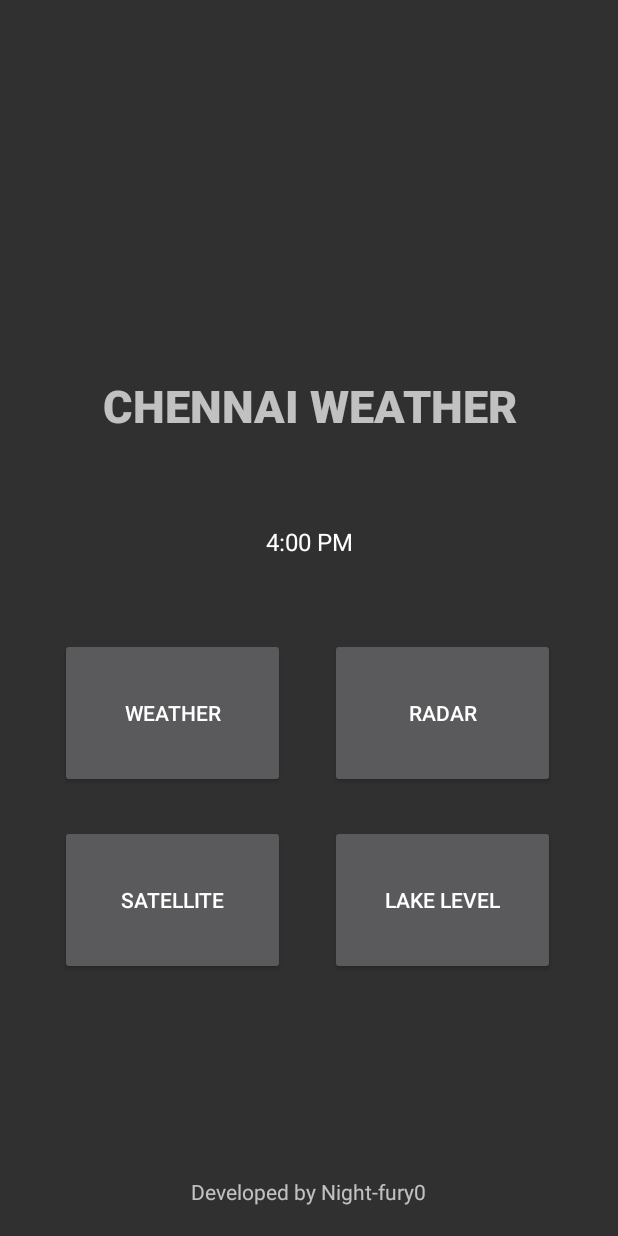
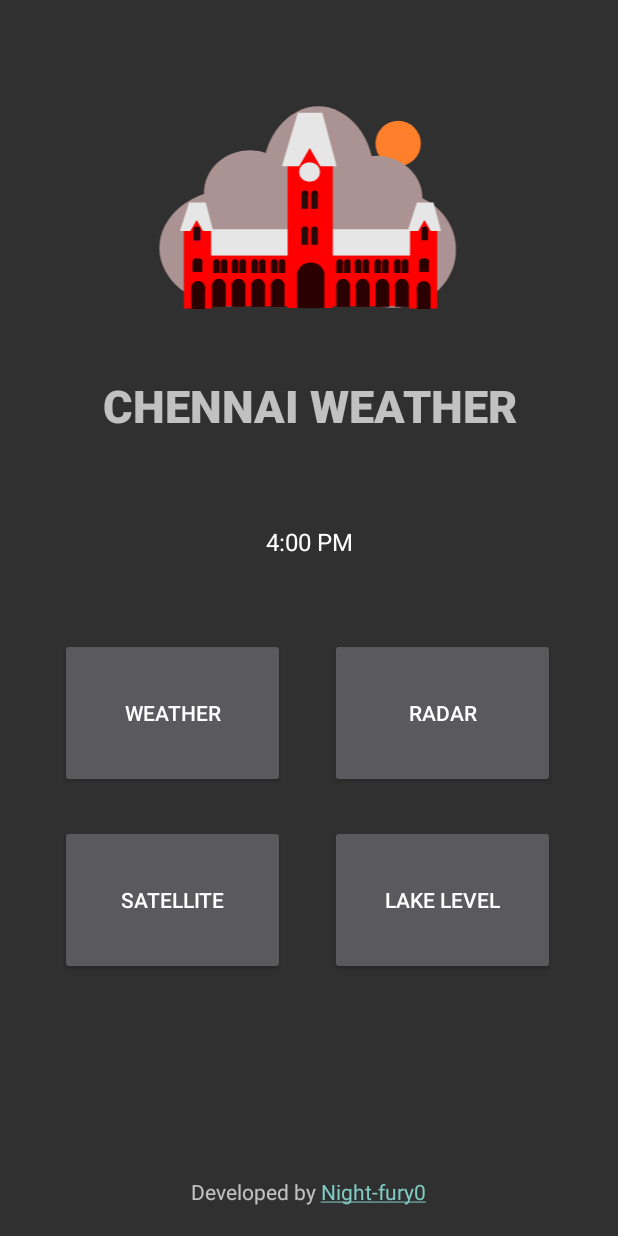
Before and after one commit to Night-fury0/chennai-weather-android-app, an Android app built with Jetpack Compose: the screen it shows after launch (MainActivity), on a phone screen of 412 x 824 dp. Run offline under Robolectric (Android 15) with nearby library versions, the light colour scheme and no system bars.

Commit message:
icon updated

```diff
--- a/TrialApplication/app/src/main/AndroidManifest.xml
+++ b/TrialApplication/app/src/main/AndroidManifest.xml
@@ -8,7 +8,7 @@
         android:allowBackup="true"
         android:dataExtractionRules="@xml/data_extraction_rules"
         android:fullBackupContent="@xml/backup_rules"
-        android:icon="@mipmap/ic_launcher"
+        android:icon="@drawable/app_icon_square"
         android:label="@string/app_name"
         android:roundIcon="@mipmap/ic_launcher_round"
         android:supportsRtl="true"
--- a/TrialApplication/app/src/main/java/com/example/trialapplication/MainActivity.kt
+++ b/TrialApplication/app/src/main/java/com/example/trialapplication/MainActivity.kt
@@ -2,7 +2,9 @@ package com.example.trialapplication
 
 import android.content.Intent
 import android.os.Bundle
+import android.text.method.LinkMovementMethod
 import android.widget.Button
+import android.widget.TextView
 import androidx.activity.ComponentActivity
 
 class MainActivity : ComponentActivity() {
@@ -10,6 +12,8 @@ class MainActivity : ComponentActivity() {
     override fun onCreate(savedInstanceState: Bundle?) {
         super.onCreate(savedInstanceState)
         setContentView(R.layout.primary);
+        val developerTextView = findViewById<TextView>(R.id.developerTextView)
+        developerTextView.movementMethod = LinkMovementMethod.getInstance()
         val weatherButton = findViewById<Button>(R.id.weatherButton);
         val radarButton = findViewById<Button>(R.id.radarButton);
         val satelliteButton = findViewById<Button>(R.id.satelliteButton);
--- /dev/null
+++ b/TrialApplication/app/src/main/res/drawable/app_icon_square.xml
@@ -0,0 +1,367 @@
+<vector xmlns:android="http://schemas.android.com/apk/res/android"
+    android:width="210dp"
+    android:height="210dp"
+    android:viewportWidth="210"
+    android:viewportHeight="210">
+  <path
+      android:pathData="M2.66,128.98a50.09,40.2 0,1 0,100.18 0a50.09,40.2 0,1 0,-100.18 0z"
+      android:strokeWidth="0.358538"
+      android:fillColor="#ac9393"/>
+  <path
+      android:pathData="M119.54,48.01m-0.07,0a0.07,0.07 0,1 1,0.14 0a0.07,0.07 0,1 1,-0.14 0"
+      android:strokeWidth="0.373965"
+      android:fillColor="#000000"
+      android:strokeColor="#000000"/>
+  <path
+      android:pathData="M19.43,116.96h19.26v53.51h-19.26z"
+      android:strokeWidth="0.373965"
+      android:fillColor="#ff0000"/>
+  <path
+      android:pathData="M33.24,91.32a31.6,29.42 0,1 0,63.21 0a31.6,29.42 0,1 0,-63.21 0z"
+      android:strokeWidth="0.373965"
+      android:fillColor="#ac9393"/>
+  <path
+      android:pathData="M120.11,130.16a43.03,39.23 0,1 0,86.05 0a43.03,39.23 0,1 0,-86.05 0z"
+      android:strokeWidth="0.482488"
+      android:fillColor="#ac9393"/>
+  <path
+      android:pathData="M166.55,57.29m-15.55,0a15.55,15.55 0,1 1,31.1 0a15.55,15.55 0,1 1,-31.1 0"
+      android:strokeWidth="0.373965"
+      android:fillColor="#ff7f2a"/>
+  <path
+      android:pathData="M120,95.06a31.6,29.42 0,1 0,63.21 0a31.6,29.42 0,1 0,-63.21 0z"
+      android:strokeWidth="0.373965"
+      android:fillColor="#ac9393"/>
+  <path
+      android:pathData="M174.09,116.96h19.26v53.51h-19.26z"
+      android:strokeWidth="0.373965"
+      android:fillColor="#ff0000"/>
+  <path
+      android:pathData="M73.45,79.38a38.25,47.57 0,1 0,76.5 0a38.25,47.57 0,1 0,-76.5 0z"
+      android:strokeWidth="0.406935"
+      android:fillColor="#ac9393"/>
+  <path
+      android:pathData="M36.25,134.04h146.7v35h-146.7z"
+      android:strokeWidth="0.373965"
+      android:fillColor="#ff0000"/>
+  <path
+      android:pathData="M38.2,116.19h136.49v17.94h-136.49z"
+      android:strokeWidth="0.373965"
+      android:fillColor="#e6e6e6"/>
+  <path
+      android:pathData="M90.67,72.61h31.05v97.52h-31.05z"
+      android:strokeWidth="0.400212"
+      android:fillColor="#ff0000"/>
+  <path
+      android:pathData="m16.76,117.31h22.9L34.42,97.76H23.09Z"
+      android:strokeWidth="0.373965"
+      android:fillColor="#e6e6e6"/>
+  <path
+      android:pathData="m173.08,117.31h22.9l-5.24,-19.55h-11.33z"
+      android:strokeWidth="0.373965"
+      android:fillColor="#e6e6e6"/>
+  <path
+      android:pathData="m86.76,72.94h37.57L114.46,36.12H97.69Z"
+      android:strokeWidth="0.373965"
+      android:fillColor="#e6e6e6"/>
+  <path
+      android:pathData="m34.15,120.06 l-11.77,0 5.88,-10.19z"
+      android:strokeWidth="0.37"
+      android:fillColor="#ff0000"/>
+  <path
+      android:pathData="m190.47,120.06 l-11.77,0 5.88,-10.19z"
+      android:strokeWidth="0.37"
+      android:fillColor="#ff0000"/>
+  <path
+      android:pathData="m118.44,82.19 l-25.23,0 12.62,-21.85z"
+      android:strokeWidth="0.37"
+      android:fillColor="#ff0000"/>
+  <path
+      android:pathData="M98.52,76.83a7.21,6.73 0,1 0,14.42 0a7.21,6.73 0,1 0,-14.42 0z"
+      android:strokeWidth="0.348648"
+      android:fillColor="#e6e6e6"/>
+  <path
+      android:pathData="M26.15,116.23h4.48v7.5h-4.48z"
+      android:strokeWidth="0.362614"
+      android:fillColor="#0000ff"/>
+  <path
+      android:pathData="M28.44,116.57m-2.2,0a2.2,2.2 0,1 1,4.39 0a2.2,2.2 0,1 1,-4.39 0"
+      android:strokeWidth="0.361999"
+      android:fillColor="#2b0000"/>
+  <path
+      android:pathData="M26.15,116.23h4.48v7.5h-4.48z"
+      android:strokeWidth="0.362614"
+      android:fillColor="#280b0b"/>
+  <path
+      android:pathData="M184.76,116.57m-2.2,0a2.2,2.2 0,1 1,4.39 0a2.2,2.2 0,1 1,-4.39 0"
+      android:strokeWidth="0.361999"
+      android:fillColor="#2b0000"/>
+  <path
+      android:pathData="M182.47,116.23h4.48v7.5h-4.48z"
+      android:strokeWidth="0.362614"
+      android:fillColor="#2b0000"/>
+  <path
+      android:pathData="M97.2,147.47h18.68v22.78h-18.68z"
+      android:strokeWidth="0.324649"
+      android:fillColor="#2b0000"/>
+  <path
+      android:pathData="M97.21,147.48a9.38,8.47 0,1 0,18.77 0a9.38,8.47 0,1 0,-18.77 0z"
+      android:strokeWidth="0.393615"
+      android:fillColor="#2b0000"/>
+  <path
+      android:pathData="M102.49,116.57m-2.2,0a2.2,2.2 0,1 1,4.39 0a2.2,2.2 0,1 1,-4.39 0"
+      android:strokeWidth="0.361999"
+      android:fillColor="#2b0000"/>
+  <path
+      android:pathData="M100.19,116.23h4.48v10.55h-4.48z"
+      android:strokeWidth="0.429985"
+      android:fillColor="#280b0b"/>
+  <path
+      android:pathData="M109.22,116.57m-2.2,0a2.2,2.2 0,1 1,4.39 0a2.2,2.2 0,1 1,-4.39 0"
+      android:strokeWidth="0.361999"
+      android:fillColor="#2b0000"/>
+  <path
+      android:pathData="M106.93,116.23h4.48v10.55h-4.48z"
+      android:strokeWidth="0.429985"
+      android:fillColor="#280b0b"/>
+  <path
+      android:pathData="M102.49,91.89m-2.2,0a2.2,2.2 0,1 1,4.39 0a2.2,2.2 0,1 1,-4.39 0"
+      android:strokeWidth="0.361999"
+      android:fillColor="#2b0000"/>
+  <path
+      android:pathData="M100.19,91.55h4.48v10.55h-4.48z"
+      android:strokeWidth="0.429985"
+      android:fillColor="#280b0b"/>
+  <path
+      android:pathData="M109.22,91.89m-2.2,0a2.2,2.2 0,1 1,4.39 0a2.2,2.2 0,1 1,-4.39 0"
+      android:strokeWidth="0.361999"
+      android:fillColor="#2b0000"/>
+  <path
+      android:pathData="M106.93,91.55h4.48v10.55h-4.48z"
+      android:strokeWidth="0.429985"
+      android:fillColor="#280b0b"/>
+  <path
+      android:pathData="M124.07,154.15h9.4v15.22h-9.4z"
+      android:strokeWidth="0.373965"
+      android:fillColor="#2b0000"/>
+  <path
+      android:pathData="M137.54,154.15h9.4v15.22h-9.4z"
+      android:strokeWidth="0.373965"
+      android:fillColor="#2b0000"/>
+  <path
+      android:pathData="M151,154.15h9.4v15.22h-9.4z"
+      android:strokeWidth="0.373965"
+      android:fillColor="#2b0000"/>
+  <path
+      android:pathData="M164.46,154.15h9.4v15.22h-9.4z"
+      android:strokeWidth="0.373965"
+      android:fillColor="#2b0000"/>
+  <path
+      android:pathData="M38.81,154.15h9.4v15.22h-9.4z"
+      android:strokeWidth="0.373965"
+      android:fillColor="#2b0000"/>
+  <path
+      android:pathData="M52.27,154.15h9.4v15.22h-9.4z"
+      android:strokeWidth="0.373965"
+      android:fillColor="#2b0000"/>
+  <path
+      android:pathData="M65.73,154.15h9.4v15.22h-9.4z"
+      android:strokeWidth="0.373965"
+      android:fillColor="#2b0000"/>
+  <path
+      android:pathData="M79.2,154.15h9.4v15.22h-9.4z"
+      android:strokeWidth="0.373965"
+      android:fillColor="#2b0000"/>
+  <path
+      android:pathData="M124.05,154.97a4.71,4.59 0,1 0,9.41 0a4.71,4.59 0,1 0,-9.41 0z"
+      android:strokeWidth="0.378777"
+      android:fillColor="#2b0000"/>
+  <path
+      android:pathData="M137.51,154.97a4.71,4.59 0,1 0,9.41 0a4.71,4.59 0,1 0,-9.41 0z"
+      android:strokeWidth="0.378777"
+      android:fillColor="#2b0000"/>
+  <path
+      android:pathData="M150.97,154.97a4.71,4.59 0,1 0,9.41 0a4.71,4.59 0,1 0,-9.41 0z"
+      android:strokeWidth="0.378777"
+      android:fillColor="#2b0000"/>
+  <path
+      android:pathData="M164.44,154.97a4.71,4.59 0,1 0,9.41 0a4.71,4.59 0,1 0,-9.41 0z"
+      android:strokeWidth="0.378777"
+      android:fillColor="#2b0000"/>
+  <path
+      android:pathData="M79.17,154.97a4.71,4.59 0,1 0,9.41 0a4.71,4.59 0,1 0,-9.41 0z"
+      android:strokeWidth="0.378777"
+      android:fillColor="#2b0000"/>
+  <path
+      android:pathData="M65.71,154.97a4.71,4.59 0,1 0,9.41 0a4.71,4.59 0,1 0,-9.41 0z"
+      android:strokeWidth="0.378777"
+      android:fillColor="#2b0000"/>
+  <path
+      android:pathData="M52.25,154.97a4.71,4.59 0,1 0,9.41 0a4.71,4.59 0,1 0,-9.41 0z"
+      android:strokeWidth="0.378777"
+      android:fillColor="#2b0000"/>
+  <path
+      android:pathData="M38.78,154.97a4.71,4.59 0,1 0,9.41 0a4.71,4.59 0,1 0,-9.41 0z"
+      android:strokeWidth="0.378777"
+      android:fillColor="#2b0000"/>
+  <path
+      android:pathData="M171.29,139.01m-2.2,0a2.2,2.2 0,1 1,4.39 0a2.2,2.2 0,1 1,-4.39 0"
+      android:strokeWidth="0.361999"
+      android:fillColor="#2b0000"/>
+  <path
+      android:pathData="M169,138.67h4.48v7.5h-4.48z"
+      android:strokeWidth="0.362614"
+      android:fillColor="#2b0000"/>
+  <path
+      android:pathData="M166.06,139.01m-2.2,0a2.2,2.2 0,1 1,4.39 0a2.2,2.2 0,1 1,-4.39 0"
+      android:strokeWidth="0.361999"
+      android:fillColor="#2b0000"/>
+  <path
+      android:pathData="M163.77,138.67h4.48v7.5h-4.48z"
+      android:strokeWidth="0.362614"
+      android:fillColor="#2b0000"/>
+  <path
+      android:pathData="M157.83,139.01m-2.2,0a2.2,2.2 0,1 1,4.39 0a2.2,2.2 0,1 1,-4.39 0"
+      android:strokeWidth="0.361999"
+      android:fillColor="#2b0000"/>
+  <path
+      android:pathData="M155.54,138.67h4.48v7.5h-4.48z"
+      android:strokeWidth="0.362614"
+      android:fillColor="#2b0000"/>
+  <path
+      android:pathData="M152.6,139.01m-2.2,0a2.2,2.2 0,1 1,4.39 0a2.2,2.2 0,1 1,-4.39 0"
+      android:strokeWidth="0.361999"
+      android:fillColor="#2b0000"/>
+  <path
+      android:pathData="M150.31,138.67h4.48v7.5h-4.48z"
+      android:strokeWidth="0.362614"
+      android:fillColor="#2b0000"/>
+  <path
+      android:pathData="M144.37,139.01m-2.2,0a2.2,2.2 0,1 1,4.39 0a2.2,2.2 0,1 1,-4.39 0"
+      android:strokeWidth="0.361999"
+      android:fillColor="#2b0000"/>
+  <path
+      android:pathData="M142.08,138.67h4.48v7.5h-4.48z"
+      android:strokeWidth="0.362614"
+      android:fillColor="#2b0000"/>
+  <path
+      android:pathData="M139.13,139.01m-2.2,0a2.2,2.2 0,1 1,4.39 0a2.2,2.2 0,1 1,-4.39 0"
+      android:strokeWidth="0.361999"
+      android:fillColor="#2b0000"/>
+  <path
+      android:pathData="M136.84,138.67h4.48v7.5h-4.48z"
+      android:strokeWidth="0.362614"
+      android:fillColor="#2b0000"/>
+  <path
+      android:pathData="M131.66,139.01m-2.2,0a2.2,2.2 0,1 1,4.39 0a2.2,2.2 0,1 1,-4.39 0"
+      android:strokeWidth="0.361999"
+      android:fillColor="#2b0000"/>
+  <path
+      android:pathData="M129.36,138.67h4.48v7.5h-4.48z"
+      android:strokeWidth="0.362614"
+      android:fillColor="#2b0000"/>
+  <path
+      android:pathData="M126.42,139.01m-2.2,0a2.2,2.2 0,1 1,4.39 0a2.2,2.2 0,1 1,-4.39 0"
+      android:strokeWidth="0.361999"
+      android:fillColor="#2b0000"/>
+  <path
+      android:pathData="M124.13,138.67h4.48v7.5h-4.48z"
+      android:strokeWidth="0.362614"
+      android:fillColor="#2b0000"/>
+  <path
+      android:pathData="M86.78,139.01m-2.2,0a2.2,2.2 0,1 1,4.39 0a2.2,2.2 0,1 1,-4.39 0"
+      android:strokeWidth="0.361999"
+      android:fillColor="#2b0000"/>
+  <path
+      android:pathData="M84.49,138.67h4.48v7.5h-4.48z"
+      android:strokeWidth="0.362614"
+      android:fillColor="#2b0000"/>
+  <path
+      android:pathData="M81.54,139.01m-2.2,0a2.2,2.2 0,1 1,4.39 0a2.2,2.2 0,1 1,-4.39 0"
+      android:strokeWidth="0.361999"
+      android:fillColor="#2b0000"/>
+  <path
+      android:pathData="M79.25,138.67h4.48v7.5h-4.48z"
+      android:strokeWidth="0.362614"
+      android:fillColor="#2b0000"/>
+  <path
+      android:pathData="M73.32,139.01m-2.2,0a2.2,2.2 0,1 1,4.39 0a2.2,2.2 0,1 1,-4.39 0"
+      android:strokeWidth="0.361999"
+      android:fillColor="#2b0000"/>
+  <path
+      android:pathData="M71.02,138.67h4.48v7.5h-4.48z"
+      android:strokeWidth="0.362614"
+      android:fillColor="#2b0000"/>
+  <path
+      android:pathData="M68.08,139.01m-2.2,0a2.2,2.2 0,1 1,4.39 0a2.2,2.2 0,1 1,-4.39 0"
+      android:strokeWidth="0.361999"
+      android:fillColor="#2b0000"/>
+  <path
+      android:pathData="M65.79,138.67h4.48v7.5h-4.48z"
+      android:strokeWidth="0.362614"
+      android:fillColor="#2b0000"/>
+  <path
+      android:pathData="M59.85,139.01m-2.2,0a2.2,2.2 0,1 1,4.39 0a2.2,2.2 0,1 1,-4.39 0"
+      android:strokeWidth="0.361999"
+      android:fillColor="#2b0000"/>
+  <path
+      android:pathData="M57.56,138.67h4.48v7.5h-4.48z"
+      android:strokeWidth="0.362614"
+      android:fillColor="#2b0000"/>
+  <path
+      android:pathData="M54.62,139.01m-2.2,0a2.2,2.2 0,1 1,4.39 0a2.2,2.2 0,1 1,-4.39 0"
+      android:strokeWidth="0.361999"
+      android:fillColor="#2b0000"/>
+  <path
+      android:pathData="M52.33,138.67h4.48v7.5h-4.48z"
+      android:strokeWidth="0.362614"
+      android:fillColor="#2b0000"/>
+  <path
+      android:pathData="M47.14,139.01m-2.2,0a2.2,2.2 0,1 1,4.39 0a2.2,2.2 0,1 1,-4.39 0"
+      android:strokeWidth="0.361999"
+      android:fillColor="#2b0000"/>
+  <path
+      android:pathData="M44.85,138.67h4.48v7.5h-4.48z"
+      android:strokeWidth="0.362614"
+      android:fillColor="#2b0000"/>
+  <path
+      android:pathData="M41.9,139.01m-2.2,0a2.2,2.2 0,1 1,4.39 0a2.2,2.2 0,1 1,-4.39 0"
+      android:strokeWidth="0.361999"
+      android:fillColor="#2b0000"/>
+  <path
+      android:pathData="M39.61,138.67h4.48v7.5h-4.48z"
+      android:strokeWidth="0.362614"
+      android:fillColor="#2b0000"/>
+  <path
+      android:pathData="M179.42,155.65h9.4v15.22h-9.4z"
+      android:strokeWidth="0.373965"
+      android:fillColor="#2b0000"/>
+  <path
+      android:pathData="M179.39,156.47a4.71,4.59 0,1 0,9.41 0a4.71,4.59 0,1 0,-9.41 0z"
+      android:strokeWidth="0.378777"
+      android:fillColor="#2b0000"/>
+  <path
+      android:pathData="M24.6,155.65h9.4v15.22h-9.4z"
+      android:strokeWidth="0.373965"
+      android:fillColor="#2b0000"/>
+  <path
+      android:pathData="M24.57,156.47a4.71,4.59 0,1 0,9.41 0a4.71,4.59 0,1 0,-9.41 0z"
+      android:strokeWidth="0.378777"
+      android:fillColor="#2b0000"/>
+  <path
+      android:pathData="M181.11,138.26a3.28,2.2 0,1 0,6.57 0a3.28,2.2 0,1 0,-6.57 0z"
+      android:strokeWidth="0.44276"
+      android:fillColor="#2b0000"/>
+  <path
+      android:pathData="M180.97,137.92h6.71v7.5h-6.71z"
+      android:strokeWidth="0.443512"
+      android:fillColor="#2b0000"/>
+  <path
+      android:pathData="M25.54,138.26a3.28,2.2 0,1 0,6.57 0a3.28,2.2 0,1 0,-6.57 0z"
+      android:strokeWidth="0.44276"
+      android:fillColor="#2b0000"/>
+  <path
+      android:pathData="M25.4,137.92h6.71v7.5h-6.71z"
+      android:strokeWidth="0.443512"
+      android:fillColor="#2b0000"/>
+</vector>
--- a/TrialApplication/app/src/main/res/layout/primary.xml
+++ b/TrialApplication/app/src/main/res/layout/primary.xml
@@ -20,15 +20,16 @@
         android:textAlignment="center"
         android:textSize="30sp"
         android:fontFamily="sans-serif-black"
+        android:textStyle="bold"
         android:text="CHENNAI WEATHER"/>
 
     <ImageView
         android:id="@+id/imageView"
-        android:layout_width="200dp"
-        android:layout_height="120dp"
+        android:layout_width="314dp"
+        android:layout_height="204dp"
         android:layout_centerHorizontal="true"
         android:layout_marginTop="40dp"
-        tools:src="@tools:sample/backgrounds/scenic" />
+        android:src="@drawable/app_icon_square" />
 
     <TextClock
         android:id="@+id/currentTime"
@@ -85,7 +86,7 @@
         android:layout_marginEnd="20dp"
         android:layout_marginTop="20dp"
         android:layout_marginBottom="20dp"
-        android:text="Developed by Night-fury0"
+        android:text="@string/developer_name"
         android:textAlignment="center" />
 
 
--- a/TrialApplication/app/src/main/res/values/strings.xml
+++ b/TrialApplication/app/src/main/res/values/strings.xml
@@ -1,3 +1,4 @@
 <resources>
     <string name="app_name">Chennai Weather</string>
+    <string name="developer_name">Developed by <a href="https://github.com/Night-fury0/">Night-fury0</a></string>
 </resources>
```
Also changed, not shown: 4 other files.
